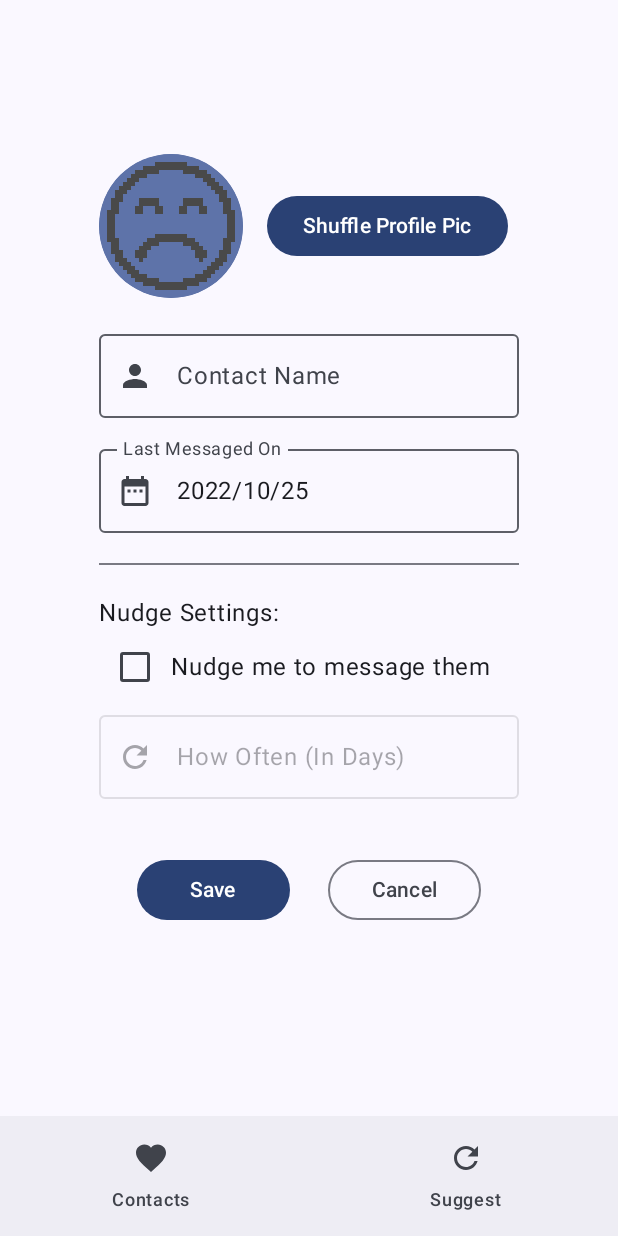
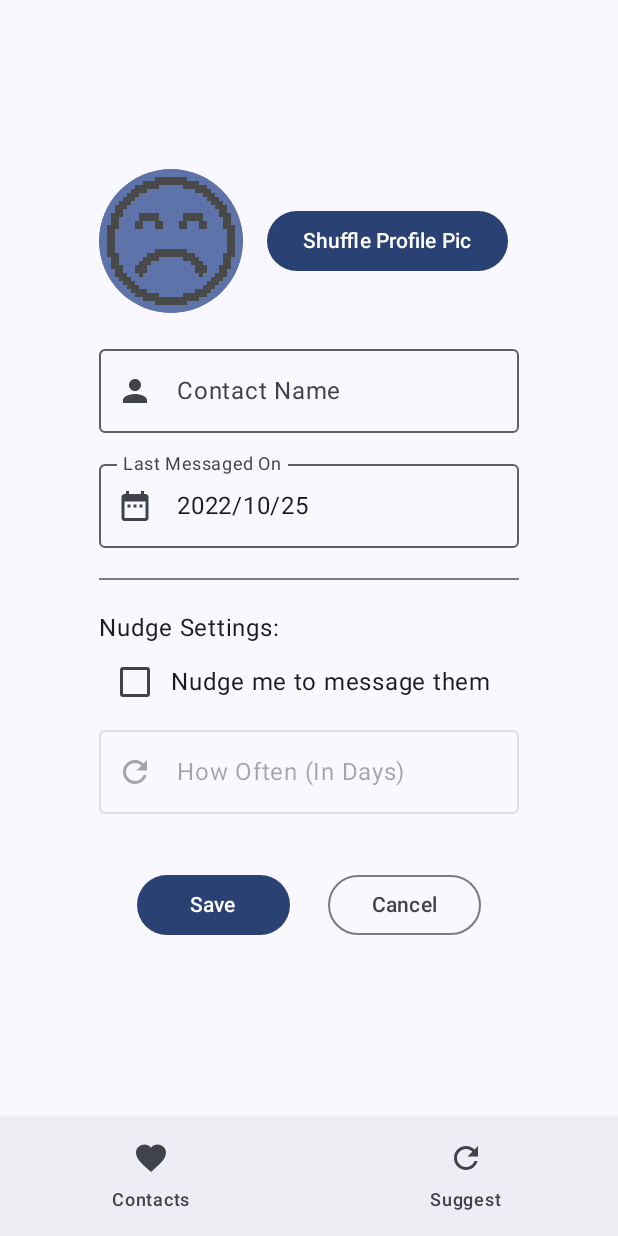
Before and after one commit to NoahOrtega/Hearts-Monitor, an Android app built with Jetpack Compose: the EditContactScreen screen opened through its navigation route, on a phone screen of 412 x 824 dp. Run offline under Robolectric (Android 15) with nearby library versions, the light colour scheme and no system bars; our stand-ins replace Room's generated code.

Commit message:
edit screen padding fix
scrollable column was not using full screen space and was cut off by whitespace on top and bottom

```diff
--- a/app/src/main/java/info/noahortega/heartsmonitor/MainActivity.kt
+++ b/app/src/main/java/info/noahortega/heartsmonitor/MainActivity.kt
@@ -226,12 +226,13 @@ fun EditContactScreen(
 
    Column(
       modifier = modifier
-         .padding(40.dp)
          .verticalScroll(rememberScrollState()),
       horizontalAlignment = Alignment.CenterHorizontally,
       verticalArrangement = Arrangement.Center,
    ) {
-      Column(Modifier.width(intrinsicSize = IntrinsicSize.Max)) {
+      Column(Modifier.width(intrinsicSize = IntrinsicSize.Max)
+         .padding(top = 20.dp)
+         .padding(horizontal = 40.dp)) {
          //pfp settings
          Row(verticalAlignment = Alignment.CenterVertically) {
             ContactImage(modifier = Modifier.width(96.dp), imgId = picture, name = "Edit Screen")
```
